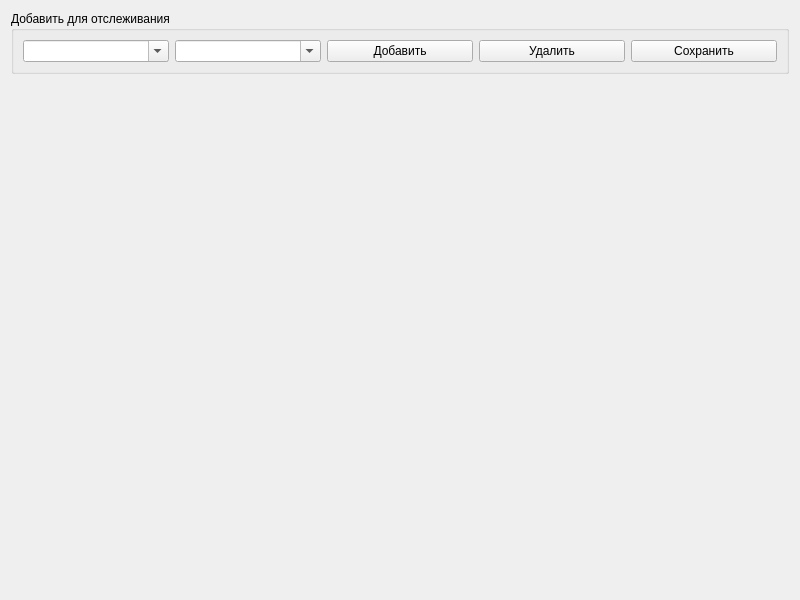
Old version of the form gui/alco_current_bar.ui in the repository timurchak/AlcoMetr.
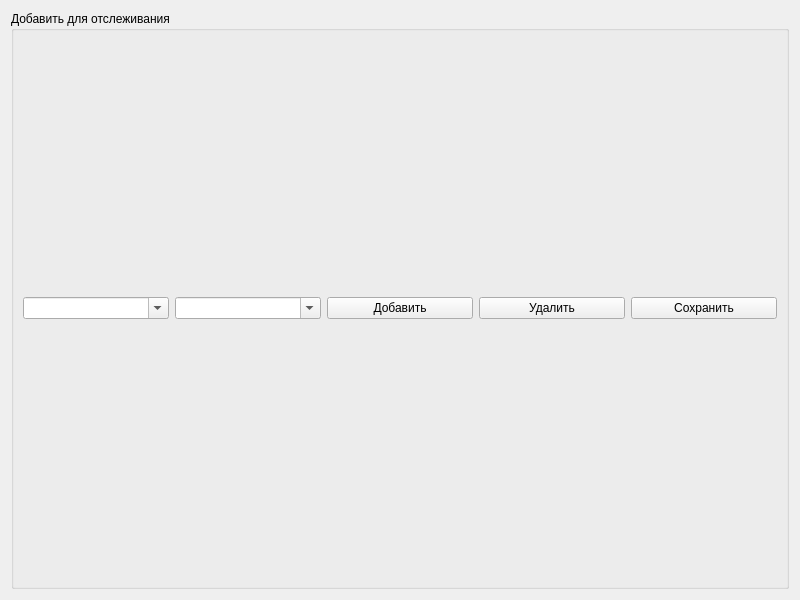
New version of the form.

Commit message: add Base edit manager, fix some bug Fix bug current bar after delete row. add local save base, change refernce alcoList to point

The edit to the form file:
```diff
--- a/gui/alco_current_bar.ui
+++ b/gui/alco_current_bar.ui
@@ -13,11 +13,9 @@
   <property name="windowTitle">
    <string>Текущий бар</string>
   </property>
-  <layout class="QVBoxLayout" name="verticalLayout_2">
-   <item>
-    <layout class="QVBoxLayout" name="verticalLayout">
+  <layout class="QVBoxLayout" name="Lay_main">
      <property name="spacing">
-      <number>2</number>
+    <number>0</number>
      </property>
      <item>
       <widget class="QGroupBox" name="groupBox">
@@ -62,46 +60,6 @@
         </item>
        </layout>
       </widget>
-     </item>
-     <item>
-      <layout class="QHBoxLayout" name="Lay_cent">
-       <item>
-        <layout class="QVBoxLayout" name="Lay_Left">
-         <item>
-          <spacer name="verticalSpacer_2">
-           <property name="orientation">
-            <enum>Qt::Vertical</enum>
-           </property>
-           <property name="sizeHint" stdset="0">
-            <size>
-             <width>20</width>
-             <height>40</height>
-            </size>
-           </property>
-          </spacer>
-         </item>
-        </layout>
-       </item>
-       <item>
-        <layout class="QVBoxLayout" name="Lay_Right">
-         <item>
-          <spacer name="verticalSpacer">
-           <property name="orientation">
-            <enum>Qt::Vertical</enum>
-           </property>
-           <property name="sizeHint" stdset="0">
-            <size>
-             <width>20</width>
-             <height>40</height>
-            </size>
-           </property>
-          </spacer>
-         </item>
-        </layout>
-       </item>
-      </layout>
-     </item>
-    </layout>
    </item>
   </layout>
  </widget>
```
Lines whose indentation alone changed are shown as unchanged. The commit also changes 19 other files.
